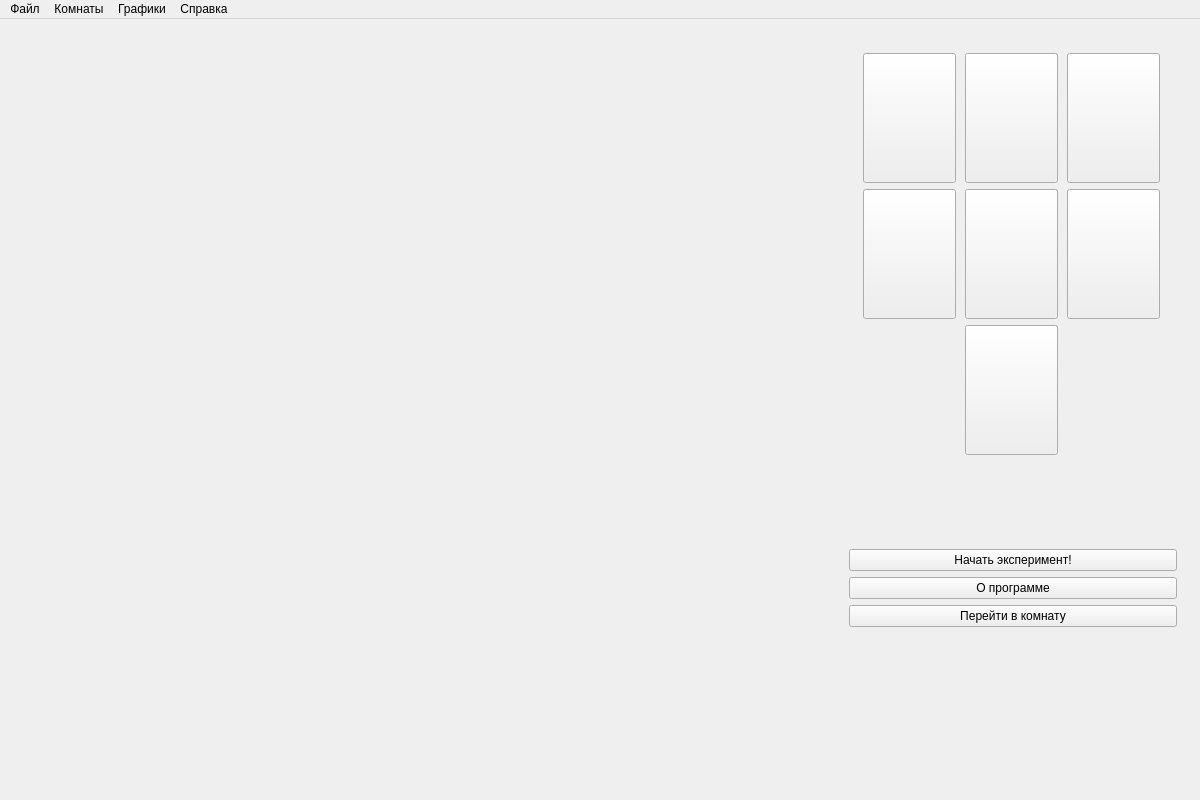
This is physicsBreak3.0/mainwindow.ui in GitHubEngine/Physics as Qt 5 draws it before an edit. The edited form follows.
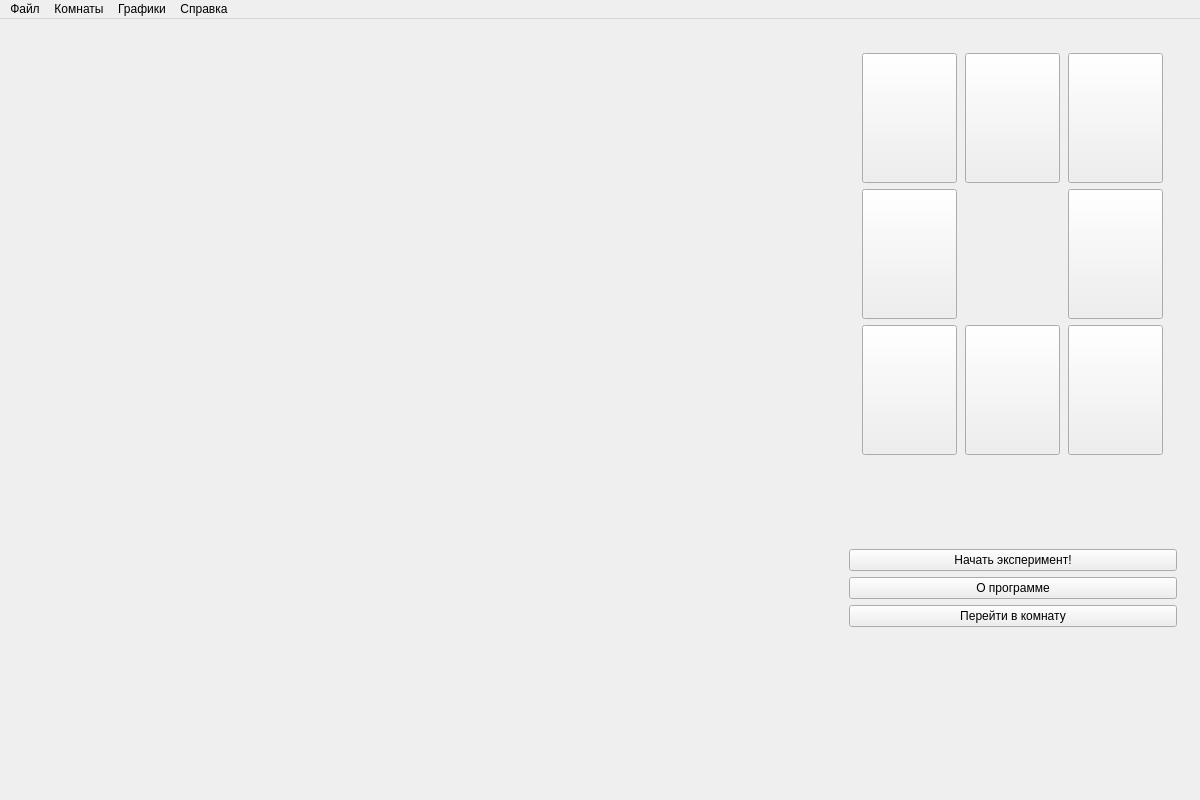
This is the edited form. Icons and pictures are not drawn.

```diff
--- a/physicsBreak3.0/mainwindow.ui
+++ b/physicsBreak3.0/mainwindow.ui
@@ -76,36 +76,17 @@
              </size>
             </property>
             <layout class="QGridLayout" name="gridLayout_2">
-             <item row="2" column="4">
-              <widget class="QPushButton" name="room6">
-               <property name="minimumSize">
-                <size>
-                 <width>93</width>
-                 <height>130</height>
-                </size>
-               </property>
-               <property name="maximumSize">
-                <size>
-                 <width>93</width>
-                 <height>130</height>
-                </size>
-               </property>
-               <property name="styleSheet">
-                <string notr="true">background-image: url(:/Res/6.jpg);</string>
-               </property>
-              </widget>
-             </item>
              <item row="1" column="1">
               <widget class="QPushButton" name="room1">
                <property name="minimumSize">
                 <size>
-                 <width>93</width>
+                 <width>95</width>
                  <height>130</height>
                 </size>
                </property>
                <property name="maximumSize">
                 <size>
-                 <width>93</width>
+                 <width>95</width>
                  <height>130</height>
                 </size>
                </property>
@@ -117,36 +98,17 @@
                </property>
               </widget>
              </item>
-             <item row="2" column="2">
-              <widget class="QPushButton" name="room5">
-               <property name="minimumSize">
-                <size>
-                 <width>93</width>
-                 <height>130</height>
-                </size>
-               </property>
-               <property name="maximumSize">
-                <size>
-                 <width>93</width>
-                 <height>130</height>
-                </size>
-               </property>
-               <property name="styleSheet">
-                <string notr="true">background-image: url(:/Res/5.jpg);</string>
-               </property>
-              </widget>
-             </item>
              <item row="1" column="2">
               <widget class="QPushButton" name="room2">
                <property name="minimumSize">
                 <size>
-                 <width>93</width>
+                 <width>95</width>
                  <height>130</height>
                 </size>
                </property>
                <property name="maximumSize">
                 <size>
-                 <width>93</width>
+                 <width>95</width>
                  <height>130</height>
                 </size>
                </property>
@@ -159,35 +121,19 @@
               <widget class="QPushButton" name="room4">
                <property name="minimumSize">
                 <size>
-                 <width>93</width>
+                 <width>95</width>
                  <height>130</height>
                 </size>
                </property>
                <property name="maximumSize">
                 <size>
-                 <width>93</width>
+                 <width>95</width>
                  <height>130</height>
                 </size>
                </property>
                <property name="styleSheet">
                 <string notr="true">background-image: url(:/Res/4.jpg);</string>
                </property>
-              </widget>
-             </item>
-             <item row="3" column="2">
-              <widget class="QPushButton" name="room7">
-               <property name="minimumSize">
-                <size>
-                 <width>93</width>
-                 <height>130</height>
-                </size>
-               </property>
-               <property name="maximumSize">
-                <size>
-                 <width>93</width>
-                 <height>130</height>
-                </size>
-               </property>
                <property name="styleSheet">
                 <string notr="true">background-image: url(:/Res/7.jpg);</string>
                </property>
@@ -197,18 +143,106 @@
               <widget class="QPushButton" name="room3">
                <property name="minimumSize">
                 <size>
-                 <width>93</width>
+                 <width>95</width>
                  <height>130</height>
                 </size>
                </property>
                <property name="maximumSize">
                 <size>
-                 <width>93</width>
+                 <width>95</width>
                  <height>130</height>
                 </size>
                </property>
                <property name="styleSheet">
-                <string notr="true">background-image: url(:/Res/3.jpg);</string>
+                <string notr="true">background-image: url(:/Res/3mat.jpg);</string>
+               </property>
+              </widget>
+             </item>
+             <item row="3" column="4">
+              <widget class="QPushButton" name="room8">
+               <property name="minimumSize">
+                <size>
+                 <width>95</width>
+                 <height>130</height>
+                </size>
+               </property>
+               <property name="maximumSize">
+                <size>
+                 <width>95</width>
+                 <height>130</height>
+                </size>
+               </property>
+               <property name="toolTip">
+                <string>Колебания электростатического маятника</string>
+               </property>
+               <property name="styleSheet">
+                <string notr="true">background-image: url(:/Res/8electro.jpg);</string>
+               </property>
+              </widget>
+             </item>
+             <item row="3" column="2">
+              <widget class="QPushButton" name="room7">
+               <property name="minimumSize">
+                <size>
+                 <width>95</width>
+                 <height>130</height>
+                </size>
+               </property>
+               <property name="maximumSize">
+                <size>
+                 <width>95</width>
+                 <height>130</height>
+                </size>
+               </property>
+               <property name="toolTip">
+                <string>Колебания маятника Галилея </string>
+               </property>
+               <property name="styleSheet">
+                <string notr="true">background-image: url(:/Res/7galiley.jpg);</string>
+               </property>
+              </widget>
+             </item>
+             <item row="2" column="4">
+              <widget class="QPushButton" name="room5">
+               <property name="minimumSize">
+                <size>
+                 <width>95</width>
+                 <height>130</height>
+                </size>
+               </property>
+               <property name="maximumSize">
+                <size>
+                 <width>95</width>
+                 <height>130</height>
+                </size>
+               </property>
+               <property name="toolTip">
+                <string>Колебания связанных физических маятников</string>
+               </property>
+               <property name="styleSheet">
+                <string notr="true">background-image: url(:/Res/5.jpg);</string>
+               </property>
+              </widget>
+             </item>
+             <item row="3" column="1">
+              <widget class="QPushButton" name="room6">
+               <property name="minimumSize">
+                <size>
+                 <width>95</width>
+                 <height>130</height>
+                </size>
+               </property>
+               <property name="maximumSize">
+                <size>
+                 <width>95</width>
+                 <height>130</height>
+                </size>
+               </property>
+               <property name="toolTip">
+                <string>Колебания оборотного маятника</string>
+               </property>
+               <property name="styleSheet">
+                <string notr="true">background-image: url(:/Res/6oborot.jpg);</string>
                </property>
               </widget>
              </item>
```
Left out of the diff: 23 changed lines with no effect on the pictures.
